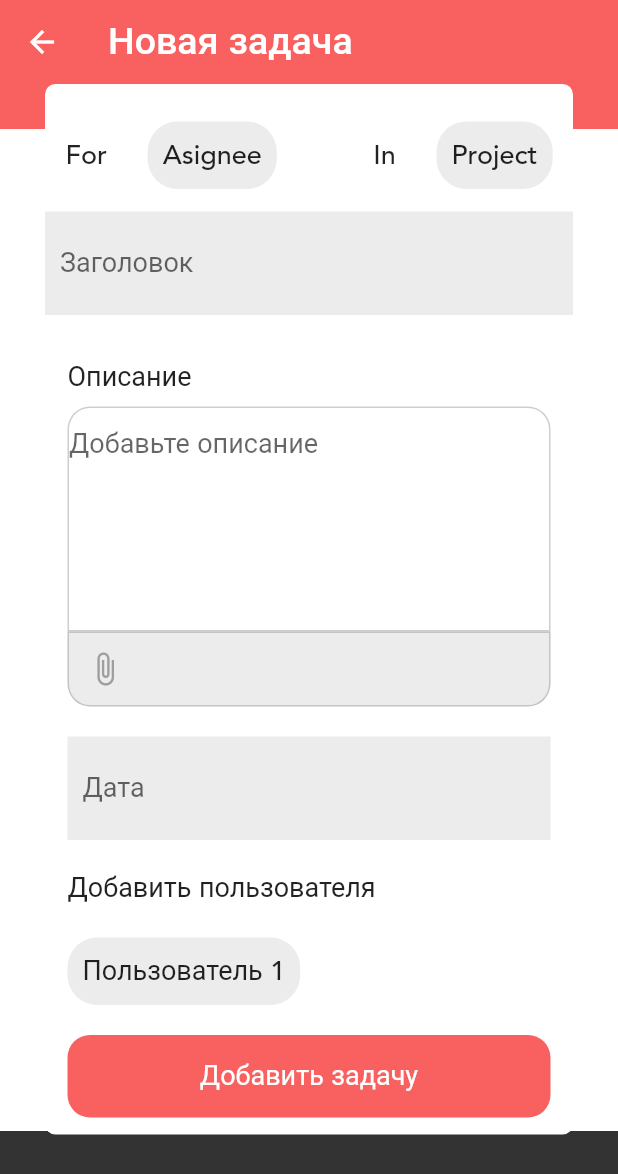
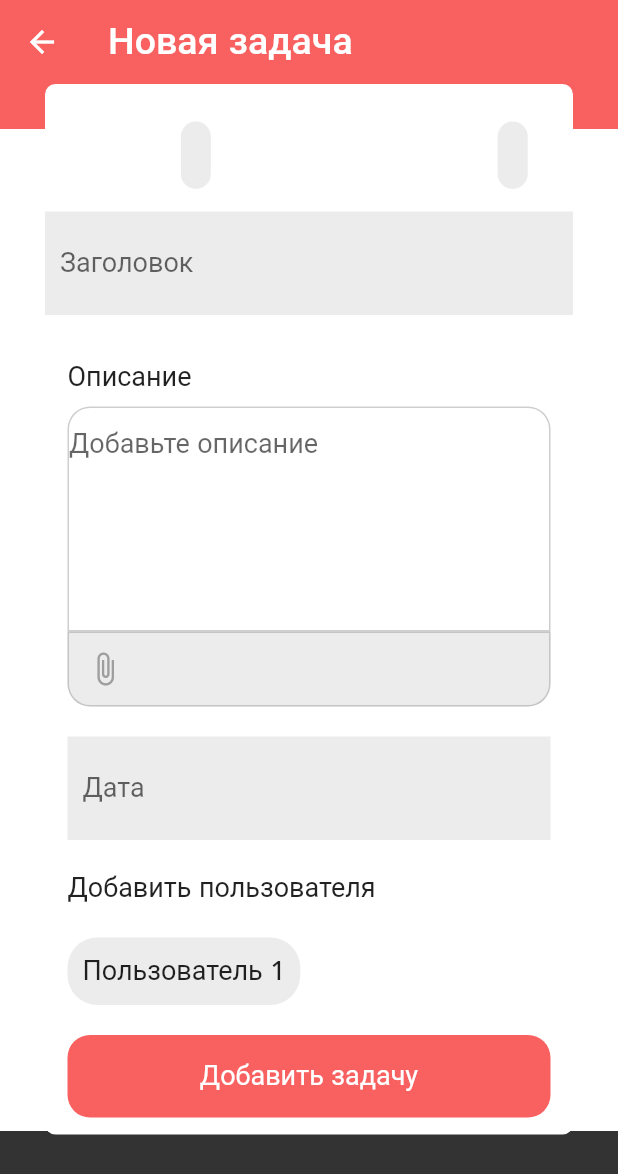
Before and after one commit to vlangrin/FlutterApp2, a Flutter app: the newTask screen opened directly, on a phone screen of 412 x 824 dp. Shown: the top 1174 px of the screen. Run offline on Flutter 3.47's test engine with Material 2 defaults, Android fonts, the phone set to English and light mode, and no system bars; our stand-ins replace flutter_slidable, table_calendar.

Commit message:
Update NewTask.dart

```diff
--- a/lib/NewTask.dart
+++ b/lib/NewTask.dart
@@ -73,7 +73,7 @@ class _newTaskState extends State<newTask> {
                       mainAxisAlignment: MainAxisAlignment.spaceAround,
                       children: [
                         Text(
-                          "For",
+                          "",
                           style: TextStyle(fontSize: 18),
                         ),
                         Container(
@@ -83,7 +83,7 @@ class _newTaskState extends State<newTask> {
                                   BorderRadius.all(Radius.circular(20)),
                               color: Colors.grey.withOpacity(0.2)),
                           child: Text(
-                            "Asignee",
+                            "",
                             style: TextStyle(fontSize: 18),
                           ),
                         ),
@@ -91,7 +91,7 @@ class _newTaskState extends State<newTask> {
                           width: 10,
                         ),
                         Text(
-                          "In",
+                          "",
                           style: TextStyle(fontSize: 18),
                         ),
                         Container(
@@ -101,7 +101,7 @@ class _newTaskState extends State<newTask> {
                                   BorderRadius.all(Radius.circular(20)),
                               color: Colors.grey.withOpacity(0.2)),
                           child: Text(
-                            "Project",
+                            "",
                             style: TextStyle(fontSize: 18),
                           ),
                         ),
```
